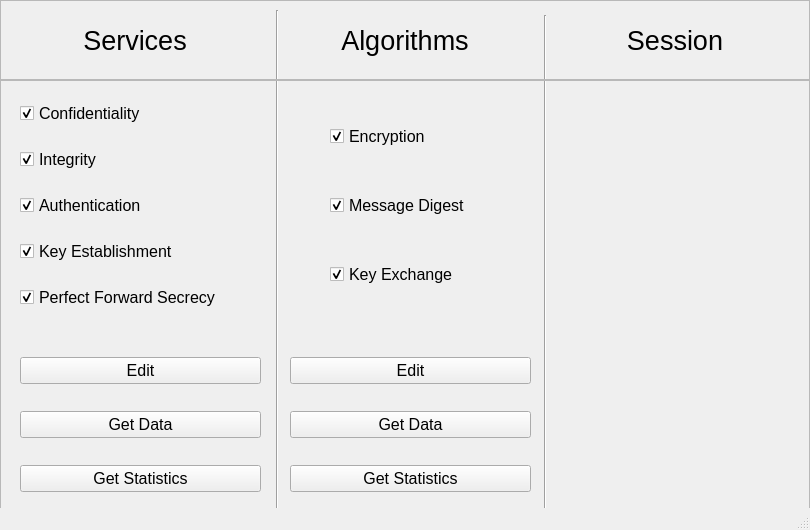
This is tools/ui/main.ui in CarrascoII/thesis-research as Qt 5 draws it before an edit. The edited form follows.
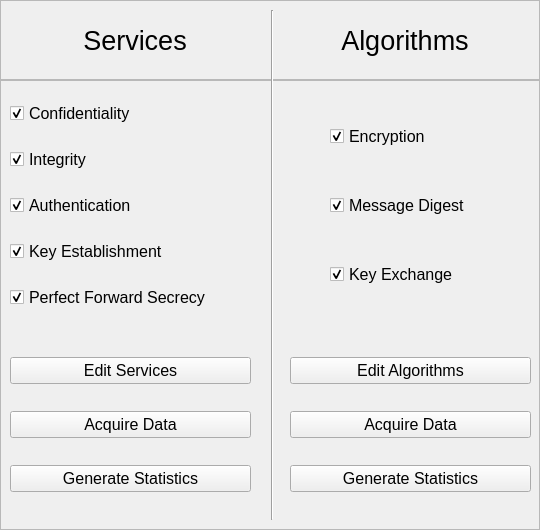
This is the edited form.

The edit to the form file:
```diff
--- a/tools/ui/main.ui
+++ b/tools/ui/main.ui
@@ -6,7 +6,7 @@
    <rect>
     <x>0</x>
     <y>0</y>
-    <width>810</width>
+    <width>540</width>
     <height>530</height>
    </rect>
   </property>
@@ -17,7 +17,7 @@
    <widget class="Line" name="line">
     <property name="geometry">
      <rect>
-      <x>270</x>
+      <x>265</x>
       <y>10</y>
       <width>15</width>
       <height>510</height>
@@ -27,25 +27,12 @@
      <enum>Qt::Vertical</enum>
     </property>
    </widget>
-   <widget class="Line" name="line_2">
-    <property name="geometry">
-     <rect>
-      <x>540</x>
-      <y>15</y>
-      <width>10</width>
-      <height>510</height>
-     </rect>
-    </property>
-    <property name="orientation">
-     <enum>Qt::Vertical</enum>
-    </property>
-   </widget>
    <widget class="QFrame" name="frameLabel">
     <property name="geometry">
      <rect>
       <x>0</x>
       <y>0</y>
-      <width>810</width>
+      <width>540</width>
       <height>80</height>
      </rect>
     </property>
@@ -95,30 +82,14 @@
       <set>Qt::AlignCenter</set>
      </property>
     </widget>
-    <widget class="QLabel" name="labelSession">
-     <property name="geometry">
-      <rect>
-       <x>550</x>
-       <y>0</y>
-       <width>250</width>
-       <height>80</height>
-      </rect>
-     </property>
-     <property name="text">
-      <string>Session</string>
-     </property>
-     <property name="alignment">
-      <set>Qt::AlignCenter</set>
-     </property>
-    </widget>
    </widget>
    <widget class="QFrame" name="frameChecks">
     <property name="geometry">
      <rect>
       <x>0</x>
       <y>80</y>
-      <width>810</width>
-      <height>440</height>
+      <width>540</width>
+      <height>450</height>
      </rect>
     </property>
     <property name="font">
@@ -135,13 +106,13 @@
     <widget class="QWidget" name="verticalLayoutWidget">
      <property name="geometry">
       <rect>
-       <x>20</x>
+       <x>10</x>
        <y>0</y>
-       <width>243</width>
+       <width>241</width>
        <height>251</height>
       </rect>
      </property>
-     <layout class="QVBoxLayout" name="verticalLayout">
+     <layout class="QVBoxLayout" name="layoutServsOpts">
       <property name="spacing">
        <number>0</number>
       </property>
@@ -209,7 +180,7 @@
        <height>251</height>
       </rect>
      </property>
-     <layout class="QVBoxLayout" name="verticalLayout_2">
+     <layout class="QVBoxLayout" name="layoutAlgsOpts">
       <property name="spacing">
        <number>0</number>
       </property>
@@ -248,13 +219,13 @@
     <widget class="QWidget" name="verticalLayoutWidget_3">
      <property name="geometry">
       <rect>
-       <x>10</x>
+       <x>0</x>
        <y>250</y>
        <width>261</width>
        <height>191</height>
       </rect>
      </property>
-     <layout class="QVBoxLayout" name="verticalLayout_3">
+     <layout class="QVBoxLayout" name="layoutServsButtons">
       <property name="spacing">
        <number>0</number>
       </property>
@@ -270,21 +241,21 @@
       <item>
        <widget class="QPushButton" name="buttonEditServs">
         <property name="text">
-         <string>Edit</string>
+         <string>Edit Services</string>
         </property>
        </widget>
       </item>
       <item>
        <widget class="QPushButton" name="buttonProfServs">
         <property name="text">
-         <string>Get Data</string>
+         <string>Acquire Data</string>
         </property>
        </widget>
       </item>
       <item>
        <widget class="QPushButton" name="buttonAnalServs">
         <property name="text">
-         <string>Get Statistics</string>
+         <string>Generate Statistics</string>
         </property>
        </widget>
       </item>
@@ -299,7 +270,7 @@
        <height>191</height>
       </rect>
      </property>
-     <layout class="QVBoxLayout" name="verticalLayout_4">
+     <layout class="QVBoxLayout" name="layoutAlgsButtons">
       <property name="spacing">
        <number>0</number>
       </property>
@@ -315,39 +286,31 @@
       <item>
        <widget class="QPushButton" name="buttonEditAlgs">
         <property name="text">
-         <string>Edit</string>
+         <string>Edit Algorithms</string>
         </property>
        </widget>
       </item>
       <item>
        <widget class="QPushButton" name="buttonProfAlgs">
         <property name="text">
-         <string>Get Data</string>
+         <string>Acquire Data</string>
         </property>
        </widget>
       </item>
       <item>
        <widget class="QPushButton" name="buttonAnalAlgs">
         <property name="text">
-         <string>Get Statistics</string>
+         <string>Generate Statistics</string>
         </property>
        </widget>
       </item>
      </layout>
     </widget>
    </widget>
+   <zorder>frameLabel</zorder>
+   <zorder>frameChecks</zorder>
+   <zorder>line</zorder>
   </widget>
-  <widget class="QMenuBar" name="menubar">
-   <property name="geometry">
-    <rect>
-     <x>0</x>
-     <y>0</y>
-     <width>810</width>
-     <height>26</height>
-    </rect>
-   </property>
-  </widget>
-  <widget class="QStatusBar" name="statusbar"/>
  </widget>
  <tabstops>
   <tabstop>checkConf</tabstop>
```
